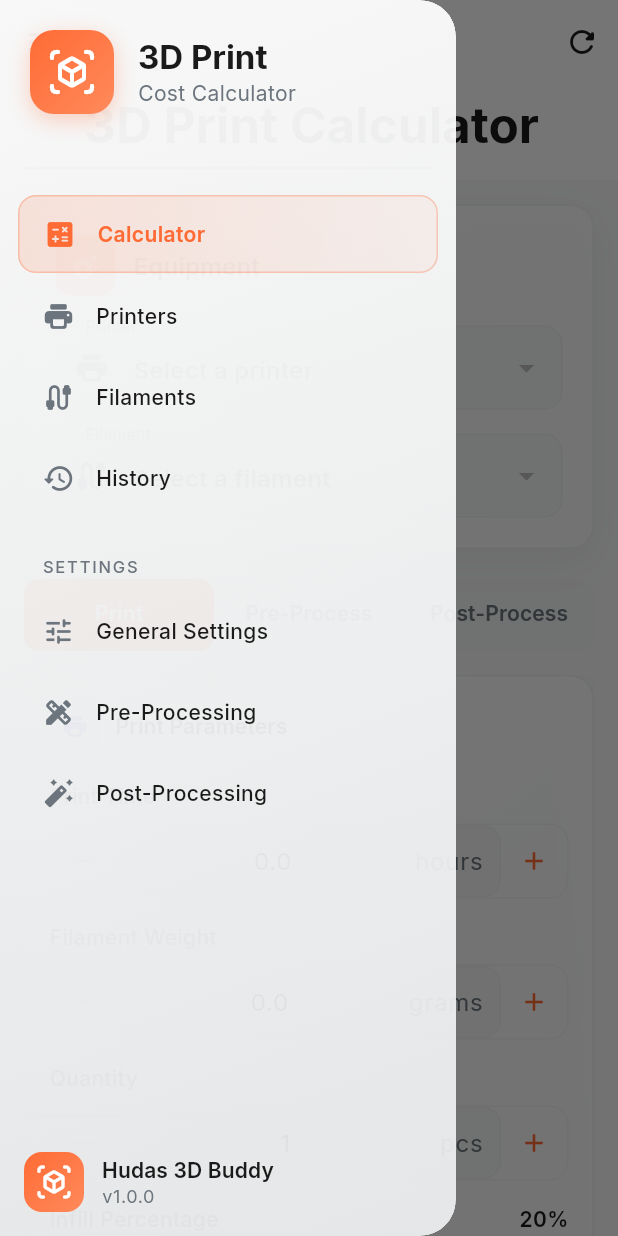
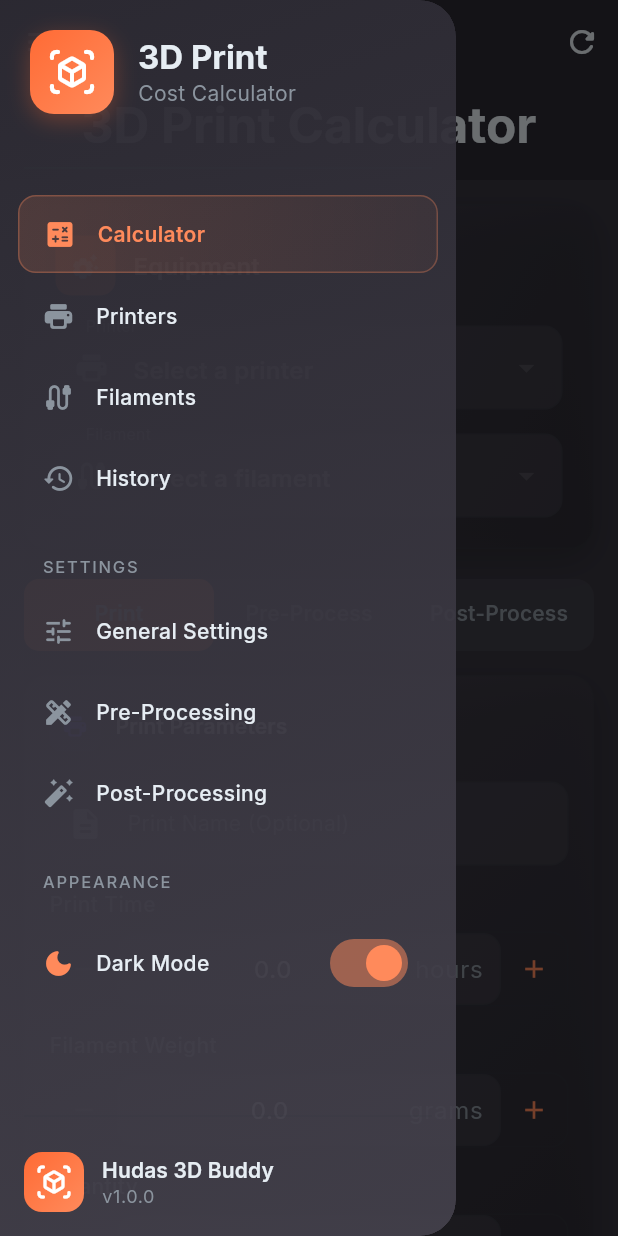
Before and after one commit to haliknihudas666/hudas-3d-buddy, a Flutter app: the screen it shows after launch, with the side drawer open, on a phone screen of 412 x 824 dp. Run offline on Flutter 3.47's test engine with Material 3 defaults, Android fonts, the phone set to English and light mode, and no system bars; our stand-ins replace equatable, flutter_riverpod, flutter_slidable, go_router, google_fonts, pdf and 2 more.

Commit message:
UI adjustments and calculator improvement

```diff
--- a/lib/core/theme/app_colors.dart
+++ b/lib/core/theme/app_colors.dart
@@ -43,9 +43,10 @@ class AppColors {
   static const Color lightOutline = Color(0xFFDEE2E6);
 
   // Dark Theme Surface Colors
-  static const Color darkBackground = Color(0xFF0D1117);
-  static const Color darkSurface = Color(0xFF161B22);
-  static const Color darkSurfaceVariant = Color(0xFF21262D);
+  static const Color darkBackground = Color(0xFF37353E);
+  static const Color darkSurface =
+      Color(0xFF2C2A33); // Slightly darker for contrast
+  static const Color darkSurfaceVariant = Color(0xFF45424D); // Slightly lighter
   static const Color darkOnBackground = Color(0xFFE6EDF3);
   static const Color darkOnSurface = Color(0xFFE6EDF3);
   static const Color darkOnSurfaceVariant = Color(0xFF8B949E);
--- a/lib/presentation/providers/settings_provider.dart
+++ b/lib/presentation/providers/settings_provider.dart
@@ -1,5 +1,4 @@
 import 'package:flutter_riverpod/flutter_riverpod.dart';
-import 'package:flutter_riverpod/legacy.dart';
 
 import '../../domain/entities/general_settings_entity.dart';
 import '../../domain/entities/pre_processing_entity.dart';
@@ -42,11 +41,13 @@ class GeneralSettingsNotifier extends AsyncNotifier<GeneralSettingsEntity> {
     final current = await future;
     final updated = current.copyWith(
       currency: currency ?? current.currency,
-      electricityRatePerKwh: electricityRatePerKwh ?? current.electricityRatePerKwh,
+      electricityRatePerKwh:
+          electricityRatePerKwh ?? current.electricityRatePerKwh,
       laborRatePerHour: laborRatePerHour ?? current.laborRatePerHour,
       failureRatePercent: failureRatePercent ?? current.failureRatePercent,
       markupPercent: markupPercent ?? current.markupPercent,
-      packagingCostPerItem: packagingCostPerItem ?? current.packagingCostPerItem,
+      packagingCostPerItem:
+          packagingCostPerItem ?? current.packagingCostPerItem,
       shippingBasePrice: shippingBasePrice ?? current.shippingBasePrice,
       includeTax: includeTax ?? current.includeTax,
       taxPercent: taxPercent ?? current.taxPercent,
@@ -92,7 +93,8 @@ final preProcessingSettingsProvider =
 // ==================== Post-Processing Settings ====================
 
 /// State notifier for managing post-processing settings
-class PostProcessingSettingsNotifier extends AsyncNotifier<PostProcessingEntity> {
+class PostProcessingSettingsNotifier
+    extends AsyncNotifier<PostProcessingEntity> {
   @override
   Future<PostProcessingEntity> build() async {
     return _loadSettings();
@@ -119,5 +121,16 @@ final postProcessingSettingsProvider =
 
 // ==================== Theme Settings ====================
 
+/// Notifier for theme mode
+class IsDarkModeNotifier extends Notifier<bool> {
+  @override
+  bool build() => true;
+
+  void toggle() {
+    state = !state;
+  }
+}
+
 /// Provider for theme mode (dark/light)
-final isDarkModeProvider = StateProvider<bool>((ref) => false);
+final isDarkModeProvider =
+    NotifierProvider<IsDarkModeNotifier, bool>(IsDarkModeNotifier.new);
--- a/lib/presentation/screens/calculator/calculator_screen.dart
+++ b/lib/presentation/screens/calculator/calculator_screen.dart
@@ -54,6 +54,7 @@ class _CalculatorScreenState extends ConsumerState<CalculatorScreen>
             expandedHeight: 120,
             floating: true,
             pinned: true,
+            centerTitle: true,
             flexibleSpace: FlexibleSpaceBar(
               title: Text(
                 '3D Print Calculator',
@@ -61,7 +62,11 @@ class _CalculatorScreenState extends ConsumerState<CalculatorScreen>
                   fontWeight: FontWeight.bold,
                 ),
               ),
-              titlePadding: const EdgeInsets.only(left: 56, bottom: 16),
+              centerTitle: true,
+              // Adjusted padding to be somewhat standard or removed if centering handles it.
+              // Standard FlexibleSpaceBar with centerTitle handles padding well usually.
+              // We'll keep a small bottom padding.
+              titlePadding: const EdgeInsets.only(bottom: 16),
             ),
             actions: [
               IconButton(
@@ -110,17 +115,16 @@ class _CalculatorScreenState extends ConsumerState<CalculatorScreen>
                 ),
                 const SizedBox(height: 16),
 
-                // Tab content
-                SizedBox(
-                  height: 400,
-                  child: TabBarView(
-                    controller: _tabController,
-                    children: const [
-                      PrintParamsCard(),
-                      PreProcessingOptionsCard(),
-                      PostProcessingOptionsCard(),
-                    ],
-                  ),
+                // Tab content (Dynamic Height)
+                AnimatedBuilder(
+                  animation: _tabController,
+                  builder: (context, child) {
+                    return [
+                      const PrintParamsCard(),
+                      const PreProcessingOptionsCard(),
+                      const PostProcessingOptionsCard(),
+                    ][_tabController.index];
+                  },
                 ),
                 const SizedBox(height: 20),
 
--- a/lib/presentation/screens/calculator/widgets/print_params_card.dart
+++ b/lib/presentation/screens/calculator/widgets/print_params_card.dart
@@ -6,14 +6,43 @@ import '../../../providers/calculator_provider.dart';
 import '../../../widgets/widgets.dart';
 
 /// Card for print parameters input
-class PrintParamsCard extends ConsumerWidget {
+class PrintParamsCard extends ConsumerStatefulWidget {
   const PrintParamsCard({super.key});
 
   @override
-  Widget build(BuildContext context, WidgetRef ref) {
+  ConsumerState<PrintParamsCard> createState() => _PrintParamsCardState();
+}
+
+class _PrintParamsCardState extends ConsumerState<PrintParamsCard> {
+  late TextEditingController _nameController;
+
+  @override
+  void initState() {
+    super.initState();
+    _nameController = TextEditingController();
+  }
+
+  @override
+  void dispose() {
+    _nameController.dispose();
+    super.dispose();
+  }
+
+  @override
+  Widget build(BuildContext context) {
     final theme = Theme.of(context);
     final state = ref.watch(calculatorProvider);
     final notifier = ref.read(calculatorProvider.notifier);
+
+    // Sync controller with state (handles reset/load)
+    final stateName = state.name ?? '';
+    if (_nameController.text != stateName) {
+      _nameController.value = _nameController.value.copyWith(
+        text: stateName,
+        selection: TextSelection.collapsed(offset: stateName.length),
+        composing: TextRange.empty,
+      );
+    }
 
     return SingleChildScrollView(
       child: GlassCard(
@@ -44,6 +73,18 @@ class PrintParamsCard extends ConsumerWidget {
               ],
             ),
             const SizedBox(height: 20),
+
+            // Print Name
+            ModernTextField(
+              label: 'Print Name (Optional)',
+              hint: 'e.g. Iron Man Helmet',
+              controller: _nameController,
+              prefixIcon: const Icon(Icons.description_rounded),
+              onChanged: (value) {
+                notifier.updatePrintParams(name: value);
+              },
+            ),
+            const SizedBox(height: 16),
 
             // Print Time
             NumberInputField(
@@ -88,94 +129,6 @@ class PrintParamsCard extends ConsumerWidget {
                 notifier.updatePrintParams(quantity: value.toInt());
               },
             ),
-            const SizedBox(height: 16),
-
-            // Infill Percentage
-            Column(
-              crossAxisAlignment: CrossAxisAlignment.start,
-              children: [
-                Row(
-                  mainAxisAlignment: MainAxisAlignment.spaceBetween,
-                  children: [
-                    Text(
-                      'Infill Percentage',
-                      style: theme.textTheme.bodyMedium?.copyWith(
-                        color: theme.colorScheme.onSurfaceVariant,
-                        fontWeight: FontWeight.w500,
-                      ),
-                    ),
-                    Text(
-                      '${state.infillPercent}%',
-                      style: theme.textTheme.bodyMedium?.copyWith(
-                        fontWeight: FontWeight.w600,
-                      ),
-                    ),
-                  ],
-                ),
-                const SizedBox(height: 8),
-                SliderTheme(
-                  data: SliderTheme.of(context).copyWith(
-                    activeTrackColor: AppColors.primary,
-                    inactiveTrackColor: AppColors.primary.withOpacity(0.2),
-                    thumbColor: AppColors.primary,
-                    overlayColor: AppColors.primary.withOpacity(0.1),
-                  ),
-                  child: Slider(
-                    value: state.infillPercent.toDouble(),
-                    min: 0,
-                    max: 100,
-                    divisions: 20,
-                    onChanged: (value) {
-                      notifier.updatePrintParams(infillPercent: value.toInt());
-                    },
-                  ),
-                ),
-              ],
-            ),
-            const SizedBox(height: 16),
-
-            // Layer Height
-            Column(
-              crossAxisAlignment: CrossAxisAlignment.start,
-              children: [
-                Row(
-                  mainAxisAlignment: MainAxisAlignment.spaceBetween,
-                  children: [
-                    Text(
-                      'Layer Height',
-                      style: theme.textTheme.bodyMedium?.copyWith(
-                        color: theme.colorScheme.onSurfaceVariant,
-                        fontWeight: FontWeight.w500,
-                      ),
-                    ),
-                    Text(
-                      '${state.layerHeight.toStringAsFixed(2)} mm',
-                      style: theme.textTheme.bodyMedium?.copyWith(
-                        fontWeight: FontWeight.w600,
-                      ),
-                    ),
-                  ],
-                ),
-                const SizedBox(height: 8),
-                SliderTheme(
-                  data: SliderTheme.of(context).copyWith(
-                    activeTrackColor: AppColors.secondary,
-                    inactiveTrackColor: AppColors.secondary.withOpacity(0.2),
-                    thumbColor: AppColors.secondary,
-                    overlayColor: AppColors.secondary.withOpacity(0.1),
-                  ),
-                  child: Slider(
-                    value: state.layerHeight,
-                    min: 0.05,
-                    max: 0.5,
-                    divisions: 18,
-                    onChanged: (value) {
-                      notifier.updatePrintParams(layerHeight: value);
-                    },
-                  ),
-                ),
-              ],
-            ),
           ],
         ),
       ),
--- a/lib/presentation/screens/history/history_screen.dart
+++ b/lib/presentation/screens/history/history_screen.dart
@@ -30,6 +30,7 @@ class HistoryScreen extends ConsumerWidget {
             expandedHeight: 120,
             floating: true,
             pinned: true,
+            centerTitle: true,
             flexibleSpace: FlexibleSpaceBar(
               title: Text(
                 'History',
@@ -37,7 +38,8 @@ class HistoryScreen extends ConsumerWidget {
                   fontWeight: FontWeight.bold,
                 ),
               ),
-              titlePadding: const EdgeInsets.only(left: 56, bottom: 16),
+              centerTitle: true,
+              titlePadding: const EdgeInsets.only(bottom: 16),
             ),
             actions: [
               historyAsync.maybeWhen(
--- a/lib/presentation/screens/settings/general_settings_screen.dart
+++ b/lib/presentation/screens/settings/general_settings_screen.dart
@@ -24,6 +24,7 @@ class GeneralSettingsScreen extends ConsumerWidget {
             expandedHeight: 120,
             floating: true,
             pinned: true,
+            centerTitle: true,
             flexibleSpace: FlexibleSpaceBar(
               title: Text(
                 'General Settings',
@@ -31,7 +32,8 @@ class GeneralSettingsScreen extends ConsumerWidget {
                   fontWeight: FontWeight.bold,
                 ),
               ),
-              titlePadding: const EdgeInsets.only(left: 56, bottom: 16),
+              centerTitle: true,
+              titlePadding: const EdgeInsets.only(bottom: 16),
             ),
           ),
           settingsAsync.when(
--- a/lib/presentation/screens/settings/post_processing_screen.dart
+++ b/lib/presentation/screens/settings/post_processing_screen.dart
@@ -22,6 +22,7 @@ class PostProcessingScreen extends ConsumerWidget {
             expandedHeight: 120,
             floating: true,
             pinned: true,
+            centerTitle: true,
             flexibleSpace: FlexibleSpaceBar(
               title: Text(
                 'Post-Processing',
@@ -29,7 +30,8 @@ class PostProcessingScreen extends ConsumerWidget {
                   fontWeight: FontWeight.bold,
                 ),
               ),
-              titlePadding: const EdgeInsets.only(left: 56, bottom: 16),
+              centerTitle: true,
+              titlePadding: const EdgeInsets.only(bottom: 16),
             ),
           ),
           settingsAsync.when(
--- a/lib/presentation/screens/settings/pre_processing_screen.dart
+++ b/lib/presentation/screens/settings/pre_processing_screen.dart
@@ -22,6 +22,7 @@ class PreProcessingScreen extends ConsumerWidget {
             expandedHeight: 120,
             floating: true,
             pinned: true,
+            centerTitle: true,
             flexibleSpace: FlexibleSpaceBar(
               title: Text(
                 'Pre-Processing',
@@ -29,7 +30,8 @@ class PreProcessingScreen extends ConsumerWidget {
                   fontWeight: FontWeight.bold,
                 ),
               ),
-              titlePadding: const EdgeInsets.only(left: 56, bottom: 16),
+              centerTitle: true,
+              titlePadding: const EdgeInsets.only(bottom: 16),
             ),
           ),
           settingsAsync.when(
--- a/lib/presentation/widgets/app_sidebar.dart
+++ b/lib/presentation/widgets/app_sidebar.dart
@@ -1,18 +1,21 @@
 import 'package:flutter/material.dart';
+import 'package:flutter_riverpod/flutter_riverpod.dart';
 import 'package:go_router/go_router.dart';
 
 import '../../core/theme/app_colors.dart';
+import '../providers/settings_provider.dart';
 import '../router/app_router.dart';
 
 /// Modern glassmorphic sidebar with navigation
-class AppSidebar extends StatelessWidget {
+class AppSidebar extends ConsumerWidget {
   const AppSidebar({super.key});
 
   @override
-  Widget build(BuildContext context) {
+  Widget build(BuildContext context, WidgetRef ref) {
     final currentRoute = GoRouterState.of(context).uri.path;
     final theme = Theme.of(context);
     final isDark = theme.brightness == Brightness.dark;
+    final isDarkMode = ref.watch(isDarkModeProvider);
 
     return Drawer(
       backgroundColor: Colors.transparent,
@@ -35,7 +38,8 @@ class AppSidebar extends StatelessWidget {
                     AppColors.lightSurfaceVariant.withOpacity(0.90),
                   ],
                 ),
-          borderRadius: const BorderRadius.horizontal(right: Radius.circular(24)),
+          borderRadius:
+              const BorderRadius.horizontal(right: Radius.circular(24)),
         ),
         child: SafeArea(
           child: Column(
@@ -81,7 +85,8 @@ class AppSidebar extends StatelessWidget {
                     ),
                     const SizedBox(height: 16),
                     Padding(
-                      padding: const EdgeInsets.symmetric(horizontal: 16, vertical: 8),
+                      padding: const EdgeInsets.symmetric(
+                          horizontal: 16, vertical: 8),
                       child: Text(
                         'SETTINGS',
                         style: Theme.of(context).textTheme.labelSmall?.copyWith(
@@ -111,6 +116,19 @@ class AppSidebar extends StatelessWidget {
                       route: AppRoutes.postProcessing,
                       isSelected: currentRoute == AppRoutes.postProcessing,
                     ),
+                    const SizedBox(height: 16),
+                    Padding(
+                      padding: const EdgeInsets.symmetric(
+                          horizontal: 16, vertical: 8),
+                      child: Text(
+                        'APPEARANCE',
+                        style: Theme.of(context).textTheme.labelSmall?.copyWith(
+                              color: theme.colorScheme.onSurfaceVariant,
+                              letterSpacing: 1.2,
+                            ),
+                      ),
+                    ),
+                    _buildThemeSwitch(context, ref, isDarkMode),
                   ],
                 ),
               ),
@@ -155,6 +173,58 @@ class AppSidebar extends StatelessWidget {
                 ),
               ),
             ],
+          ),
+        ),
+      ),
+    );
+  }
+
+  Widget _buildThemeSwitch(
+      BuildContext context, WidgetRef ref, bool isDarkMode) {
+    final theme = Theme.of(context);
+    final isDark = theme.brightness == Brightness.dark;
+
+    return Padding(
+      padding: const EdgeInsets.symmetric(vertical: 2),
+      child: Material(
+        color: Colors.transparent,
+        borderRadius: BorderRadius.circular(12),
+        child: InkWell(
+          borderRadius: BorderRadius.circular(12),
+          onTap: () {
+            ref.read(isDarkModeProvider.notifier).toggle();
+          },
+          child: Padding(
+            padding: const EdgeInsets.symmetric(horizontal: 16, vertical: 12),
+            child: Row(
+              children: [
+                Icon(
+                  isDarkMode
+                      ? Icons.dark_mode_rounded
+                      : Icons.light_mode_rounded,
+                  size: 22,
+                  color: isDark ? AppColors.primaryDark : AppColors.primary,
+                ),
+                const SizedBox(width: 14),
+                Expanded(
+                  child: Text(
+                    isDarkMode ? 'Dark Mode' : 'Light Mode',
+                    style: theme.textTheme.bodyMedium?.copyWith(
+                      fontWeight: FontWeight.w500,
+                      color: theme.colorScheme.onSurface,
+                    ),
+                  ),
+                ),
+                Switch(
+                  value: isDarkMode,
+                  onChanged: (value) {
+                    ref.read(isDarkModeProvider.notifier).toggle();
+                  },
+                  activeColor:
+                      isDark ? AppColors.primaryDark : AppColors.primary,
+                ),
+              ],
+            ),
           ),
         ),
       ),
@@ -249,8 +319,9 @@ class AppSidebar extends StatelessWidget {
                   : null,
               border: isSelected
                   ? Border.all(
-                      color: (isDark ? AppColors.primaryDark : AppColors.primary)
-                          .withOpacity(0.3),
+                      color:
+                          (isDark ? AppColors.primaryDark : AppColors.primary)
+                              .withOpacity(0.3),
                     )
                   : null,
             ),
```
Also changed, not shown: lib/domain/entities/print_job_entity.dart (+10 -3 lines), lib/presentation/providers/calculator_provider.dart (+35 -40 lines), lib/presentation/screens/calculator/widgets/cost_breakdown_card.dart (+20 -11 lines), lib/presentation/screens/filaments/filaments_screen.dart (+13 -9 lines), lib/presentation/screens/printers/printers_screen.dart (+6 -2 lines), 2 other files.
